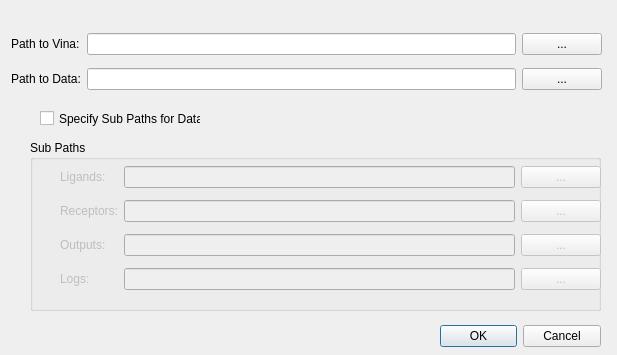
Old version of the form pathInitDialog.ui in the repository tysciman7/VinaUI.
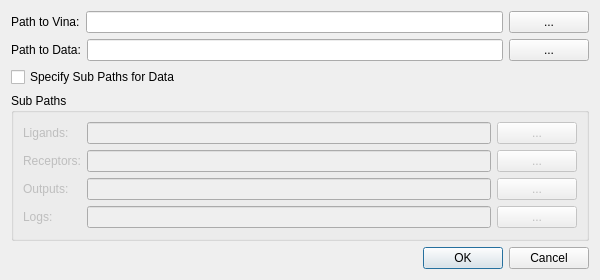
New version of the form.

Commit message: Add semi-responsive ui

Patch:
```diff
--- a/pathInitDialog.ui
+++ b/pathInitDialog.ui
@@ -6,41 +6,103 @@
    <rect>
     <x>0</x>
     <y>0</y>
-    <width>617</width>
-    <height>355</height>
+    <width>600</width>
+    <height>280</height>
    </rect>
   </property>
+  <property name="sizePolicy">
+   <sizepolicy hsizetype="Minimum" vsizetype="Minimum">
+    <horstretch>0</horstretch>
+    <verstretch>0</verstretch>
+   </sizepolicy>
+  </property>
+  <property name="minimumSize">
+   <size>
+    <width>600</width>
+    <height>280</height>
+   </size>
+  </property>
   <property name="windowTitle">
    <string>Initialize Paths</string>
   </property>
-  <widget class="QDialogButtonBox" name="buttonBox">
-   <property name="geometry">
-    <rect>
-     <x>440</x>
-     <y>320</y>
-     <width>161</width>
-     <height>32</height>
-    </rect>
-   </property>
-   <property name="orientation">
-    <enum>Qt::Horizontal</enum>
-   </property>
-   <property name="standardButtons">
-    <set>QDialogButtonBox::Cancel|QDialogButtonBox::Ok</set>
-   </property>
-  </widget>
+  <layout class="QGridLayout" name="gridLayout">
+   <item row="0" column="0" colspan="2">
+    <layout class="QVBoxLayout" name="verticalLayout">
+     <item>
+      <layout class="QHBoxLayout" name="horizontalLayout">
+       <property name="sizeConstraint">
+        <enum>QLayout::SetMinimumSize</enum>
+       </property>
+       <item>
+        <widget class="QLabel" name="vina_label">
+         <property name="text">
+          <string>Path to Vina:</string>
+         </property>
+        </widget>
+       </item>
+       <item>
+        <widget class="QLineEdit" name="vina_lineedit">
+         <property name="toolTip">
+          <string>Path to vina.exe</string>
+         </property>
+        </widget>
+       </item>
+       <item>
+        <widget class="QPushButton" name="vina_pushbutton">
+         <property name="toolTip">
+          <string>Select the path associated with vina.exe</string>
+         </property>
+         <property name="text">
+          <string>...</string>
+         </property>
+        </widget>
+       </item>
+      </layout>
+     </item>
+     <item>
+      <layout class="QHBoxLayout" name="horizontalLayout_2">
+       <property name="spacing">
+        <number>6</number>
+       </property>
+       <item>
+        <widget class="QLabel" name="data_label">
+         <property name="text">
+          <string>Path to Data:</string>
+         </property>
+        </widget>
+       </item>
+       <item>
+        <widget class="QLineEdit" name="data_lineedit"/>
+       </item>
+       <item>
+        <widget class="QPushButton" name="data_pushbutton">
+         <property name="toolTip">
+          <string>Select the path you'd like your data to be stored/ accessed.</string>
+         </property>
+         <property name="text">
+          <string>...</string>
+         </property>
+        </widget>
+       </item>
+      </layout>
+     </item>
+    </layout>
+   </item>
+   <item row="1" column="0">
+    <widget class="QCheckBox" name="sub_paths_checkbox">
+     <property name="toolTip">
+      <string>Unselected: Sub paths will be automatically chosen. Selected: Allows for paths to specified.</string>
+     </property>
+     <property name="text">
+      <string>Specify Sub Paths for Data</string>
+     </property>
+    </widget>
+   </item>
+   <item row="2" column="0" colspan="2">
   <widget class="QGroupBox" name="sub_path_groupbox">
    <property name="enabled">
     <bool>true</bool>
    </property>
-   <property name="geometry">
-    <rect>
-     <x>30</x>
-     <y>140</y>
-     <width>571</width>
-     <height>171</height>
-    </rect>
-   </property>
    <property name="title">
     <string>Sub Paths</string>
    </property>
@@ -53,18 +115,8 @@
    <property name="checked">
     <bool>false</bool>
    </property>
-   <widget class="QWidget" name="">
-    <property name="enabled">
-     <bool>true</bool>
-    </property>
-    <property name="geometry">
-     <rect>
-      <x>30</x>
-      <y>20</y>
-      <width>541</width>
-      <height>138</height>
-     </rect>
-    </property>
+     <layout class="QVBoxLayout" name="verticalLayout_2">
+      <item>
     <layout class="QGridLayout" name="sub_paths_gridlayout">
      <item row="3" column="0">
       <widget class="QLabel" name="logs_label">
@@ -186,81 +238,51 @@
        </property>
       </widget>
      </item>
-    </layout>
-   </widget>
-  </widget>
-  <widget class="QCheckBox" name="sub_paths_checkbox">
-   <property name="geometry">
-    <rect>
-     <x>40</x>
-     <y>110</y>
-     <width>161</width>
-     <height>17</height>
-    </rect>
-   </property>
-   <property name="toolTip">
-    <string>Unselected: Sub paths will be automatically chosen. Selected: Allows for paths to specified.</string>
-   </property>
-   <property name="text">
-    <string>Specify Sub Paths for Data</string>
-   </property>
-  </widget>
-  <widget class="QWidget" name="">
-   <property name="geometry">
-    <rect>
-     <x>11</x>
-     <y>26</y>
-     <width>591</width>
-     <height>71</height>
-    </rect>
-   </property>
-   <layout class="QGridLayout" name="gridLayout">
-    <item row="0" column="0">
-     <widget class="QLabel" name="vina_label">
-      <property name="text">
-       <string>Path to Vina:</string>
-      </property>
-     </widget>
-    </item>
-    <item row="0" column="1">
-     <widget class="QLineEdit" name="vina_lineedit">
-      <property name="toolTip">
-       <string>Path to vina.exe</string>
-      </property>
-     </widget>
-    </item>
-    <item row="0" column="2">
-     <widget class="QPushButton" name="vina_pushbutton">
-      <property name="toolTip">
-       <string>Select the path associated with vina.exe</string>
-      </property>
-      <property name="text">
-       <string>...</string>
-      </property>
-     </widget>
-    </item>
-    <item row="1" column="0">
-     <widget class="QLabel" name="data_label">
-      <property name="text">
-       <string>Path to Data:</string>
-      </property>
-     </widget>
-    </item>
-    <item row="1" column="1">
-     <widget class="QLineEdit" name="data_lineedit"/>
-    </item>
-    <item row="1" column="2">
-     <widget class="QPushButton" name="data_pushbutton">
-      <property name="toolTip">
-       <string>Select the path you'd like your data to be stored/ accessed.</string>
-      </property>
-      <property name="text">
-       <string>...</string>
+        <item row="4" column="1">
+         <spacer name="verticalSpacer_2">
+          <property name="orientation">
+           <enum>Qt::Vertical</enum>
+          </property>
+          <property name="sizeType">
+           <enum>QSizePolicy::Maximum</enum>
+          </property>
+          <property name="sizeHint" stdset="0">
+           <size>
+            <width>20</width>
+            <height>40</height>
+           </size>
+          </property>
+         </spacer>
+        </item>
+       </layout>
+      </item>
+      <item>
+       <spacer name="verticalSpacer">
+        <property name="orientation">
+         <enum>Qt::Vertical</enum>
+        </property>
+        <property name="sizeHint" stdset="0">
+         <size>
+          <width>20</width>
+          <height>40</height>
+         </size>
+        </property>
+       </spacer>
+      </item>
+     </layout>
+    </widget>
+   </item>
+   <item row="3" column="1">
+    <widget class="QDialogButtonBox" name="buttonBox">
+     <property name="orientation">
+      <enum>Qt::Horizontal</enum>
+     </property>
+     <property name="standardButtons">
+      <set>QDialogButtonBox::Cancel|QDialogButtonBox::Ok</set>
       </property>
      </widget>
     </item>
    </layout>
-  </widget>
  </widget>
  <resources/>
  <connections>
```
Left out of the diff: 112 changed lines with no effect on the pictures. Lines whose indentation alone changed are shown as unchanged. The commit also changes 2 other files.
